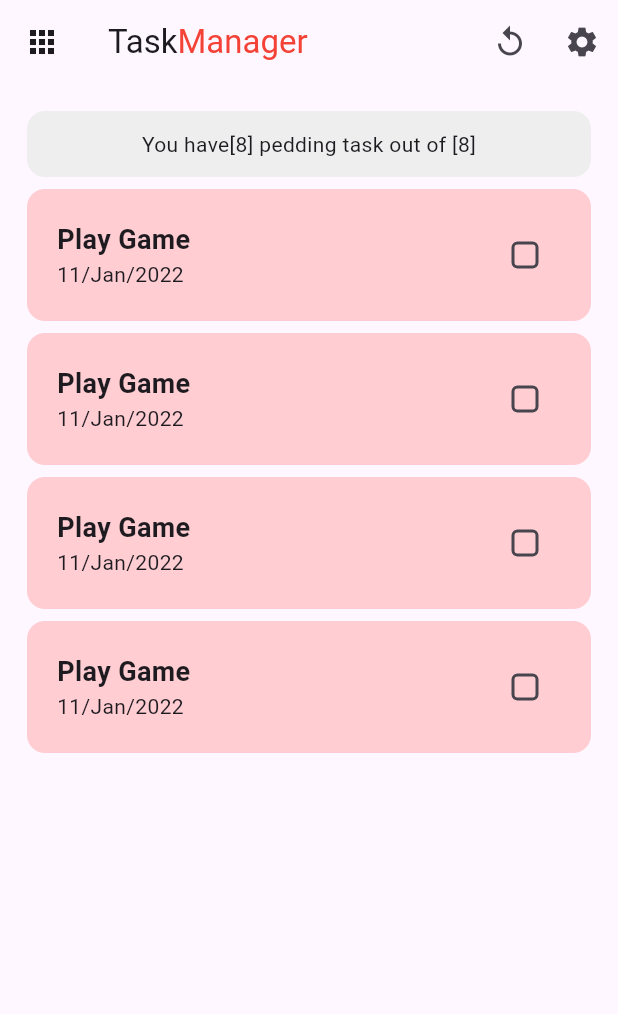
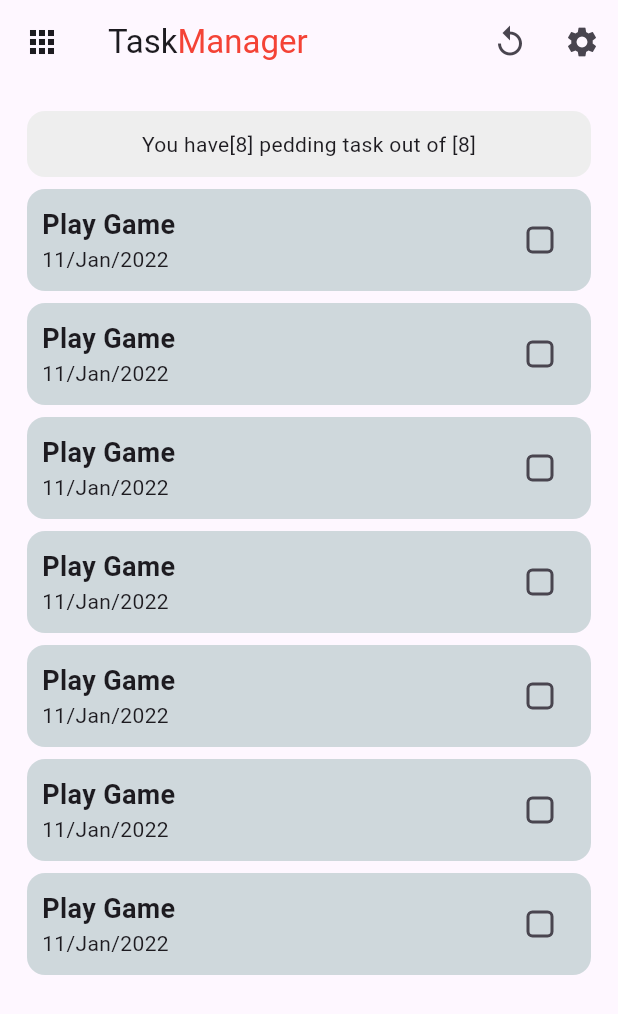
Before and after one commit to nounthanith/nubb_flutter_y3_s2, a Flutter app: the screen it shows after launch, on a phone screen of 412 x 824 dp. Shown: the top 1014 px of the screen. Run offline on Flutter 3.47's test engine with Material 3 defaults, Android fonts, the phone set to English and light mode, and no system bars.

Commit message:
change color HomeworkTwo

```diff
--- a/lib/homework_two.dart
+++ b/lib/homework_two.dart
@@ -39,6 +39,9 @@ class HomeworkTwo extends StatelessWidget {
               data("Play Game", "11/Jan/2022"),
               data("Play Game", "11/Jan/2022"),
               data("Play Game", "11/Jan/2022"),
+              data("Play Game", "11/Jan/2022"),
+              data("Play Game", "11/Jan/2022"),
+              data("Play Game", "11/Jan/2022"),
             ],
           ),
         ),
@@ -51,9 +54,9 @@ class HomeworkTwo extends StatelessWidget {
       children: [
         SizedBox(height: 8),
         Container(
-          padding: EdgeInsets.all(20),
+          padding: EdgeInsets.all(10),
           decoration: BoxDecoration(
-            color: Colors.red.shade100,
+            color: Colors.blueGrey.shade100,
             borderRadius: BorderRadius.circular(12),
           ),
           child: Row(
@@ -72,7 +75,7 @@ class HomeworkTwo extends StatelessWidget {
               ),
               Checkbox(
                 value: false,
-                onChanged: (bool? value) {},
+                onChanged: (bool? haha) {},
                 shape: RoundedRectangleBorder(
                   borderRadius: BorderRadius.circular(4.0),
                 ),
```
